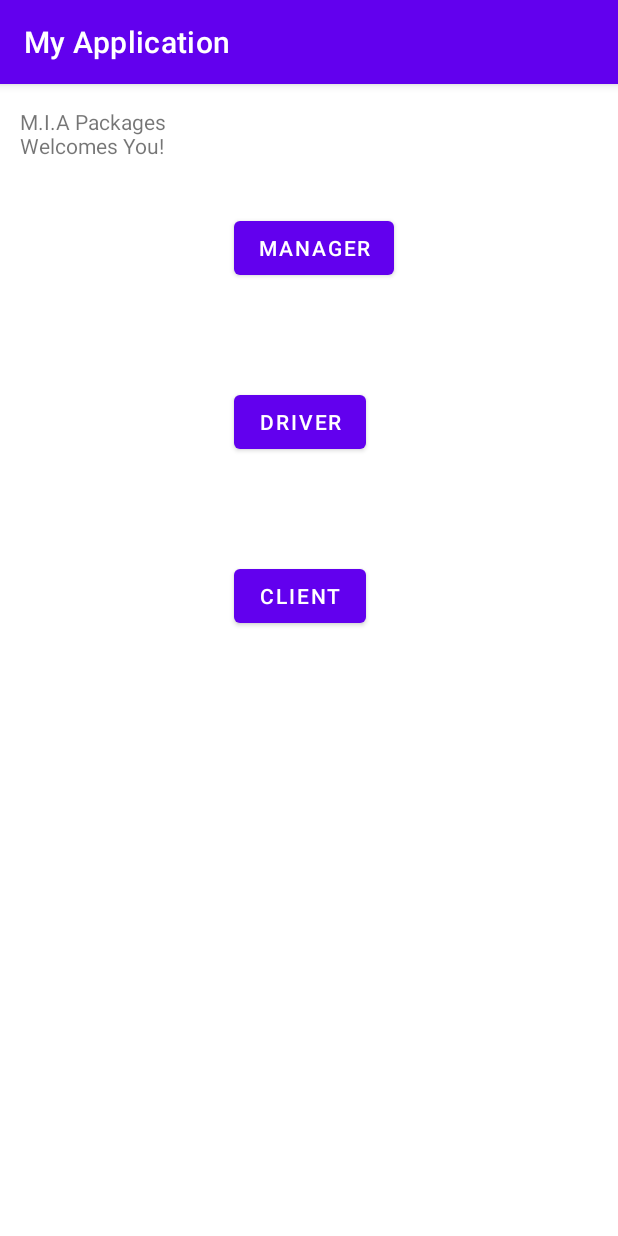
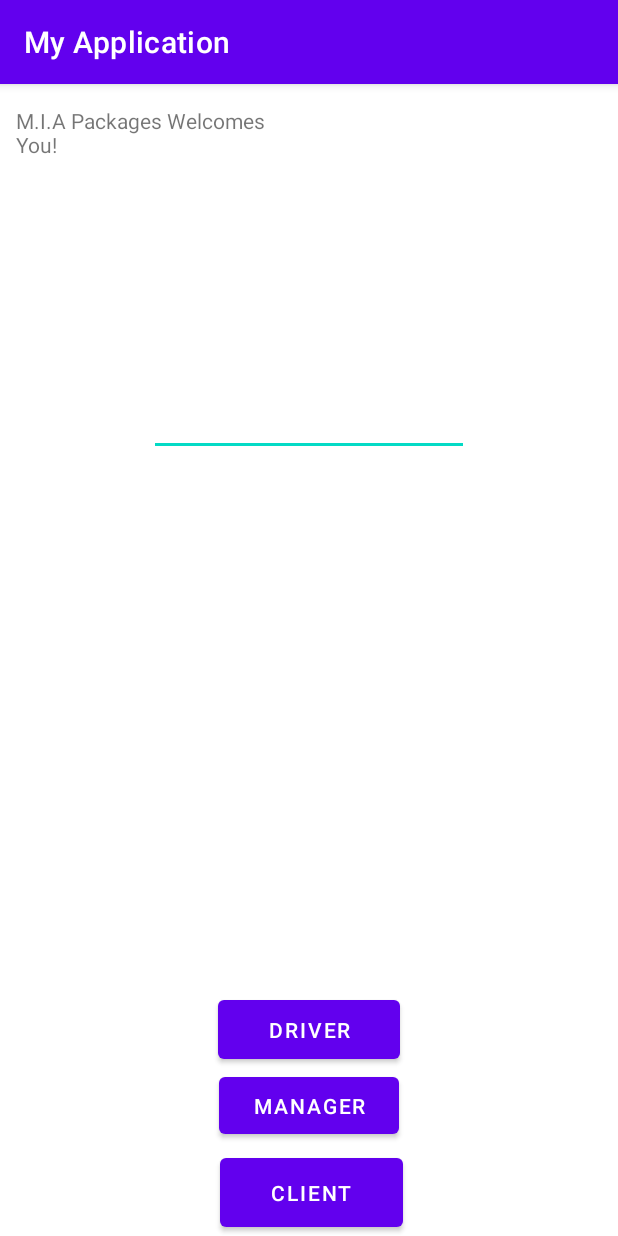
Before and after one commit to AndreyFriedman/M.I.A_Packages, an Android app: the screen it shows after launch (MainActivity), on a phone screen of 412 x 824 dp. Run offline under Robolectric (Android 15) with nearby library versions, the phone set to English and light mode, and no system bars.

Commit message:
added button

```diff
--- a/app/build.gradle
+++ b/app/build.gradle
@@ -42,6 +42,7 @@ dependencies {
     implementation 'androidx.constraintlayout:constraintlayout:2.0.4'
     implementation 'androidx.navigation:navigation-fragment:2.3.5'
     implementation 'androidx.navigation:navigation-ui:2.3.5'
+    implementation 'com.google.android.gms:play-services-tasks:17.2.1'
     testImplementation 'junit:junit:4.+'
     androidTestImplementation 'androidx.test.ext:junit:1.1.2'
     androidTestImplementation 'androidx.test.espresso:espresso-core:3.3.0'
--- a/app/src/main/res/layout/activity_main.xml
+++ b/app/src/main/res/layout/activity_main.xml
@@ -7,8 +7,9 @@
     tools:context=".MainActivity">
 
     <TextView
-        android:layout_width="124dp"
-        android:layout_height="72dp"
+        android:id="@+id/textView"
+        android:layout_width="181dp"
+        android:layout_height="92dp"
         android:text="M.I.A Packages Welcomes You!"
         app:layout_constraintBottom_toBottomOf="parent"
         app:layout_constraintHorizontal_bias="0.047"
@@ -19,36 +20,56 @@
 
     <Button
         android:id="@+id/button4"
-        android:layout_width="wrap_content"
-        android:layout_height="wrap_content"
-        android:layout_marginStart="156dp"
-        android:layout_marginTop="85dp"
+        android:layout_width="120dp"
+        android:layout_height="50dp"
+        android:layout_marginTop="408dp"
         android:onClick="onManager"
         android:text="Manager"
+        app:layout_constraintBottom_toTopOf="@+id/button7"
+        app:layout_constraintEnd_toEndOf="parent"
+        app:layout_constraintHorizontal_bias="0.5"
         app:layout_constraintStart_toStartOf="parent"
-        app:layout_constraintTop_toTopOf="parent" />
+        app:layout_constraintTop_toBottomOf="@+id/editTextTextPassword" />
 
     <Button
         android:id="@+id/button5"
-        android:layout_width="wrap_content"
-        android:layout_height="wrap_content"
-        android:layout_marginStart="156dp"
-        android:layout_marginTop="68dp"
+        android:layout_width="121dp"
+        android:layout_height="51dp"
+        android:layout_marginTop="468dp"
         android:onClick="onDriver"
         android:text="Driver"
+        app:layout_constraintBottom_toTopOf="@+id/button4"
+        app:layout_constraintEnd_toEndOf="parent"
         app:layout_constraintStart_toStartOf="parent"
-        app:layout_constraintTop_toBottomOf="@+id/button4" />
+        app:layout_constraintTop_toBottomOf="@+id/textView"
+        app:layout_constraintVertical_bias="1.0" />
 
     <Button
         android:id="@+id/button7"
+        android:layout_width="122dp"
+        android:layout_height="58dp"
+        android:layout_marginTop="4dp"
+        android:onClick="onClient"
+        android:text="Client"
+        app:layout_constraintBottom_toBottomOf="parent"
+        app:layout_constraintEnd_toEndOf="parent"
+        app:layout_constraintHorizontal_bias="0.505"
+        app:layout_constraintStart_toStartOf="parent"
+        app:layout_constraintTop_toBottomOf="@+id/button4"
+        app:layout_constraintVertical_bias="0.0" />
+
+    <EditText
+        android:id="@+id/editTextTextPassword"
         android:layout_width="wrap_content"
         android:layout_height="wrap_content"
-        android:layout_marginStart="156dp"
-        android:layout_marginTop="68dp"
-        android:onClick="onClient"
-        android:text="Client"
+        android:ems="10"
+        android:inputType="textPassword"
+        app:layout_constraintBottom_toTopOf="@+id/button5"
+        app:layout_constraintEnd_toEndOf="parent"
+        app:layout_constraintHorizontal_bias="0.5"
         app:layout_constraintStart_toStartOf="parent"
-        app:layout_constraintTop_toBottomOf="@+id/button5" />
+        app:layout_constraintTop_toBottomOf="@+id/textView"
+        app:layout_constraintVertical_bias="0.361" />
 
 
 </androidx.constraintlayout.widget.ConstraintLayout>
```
